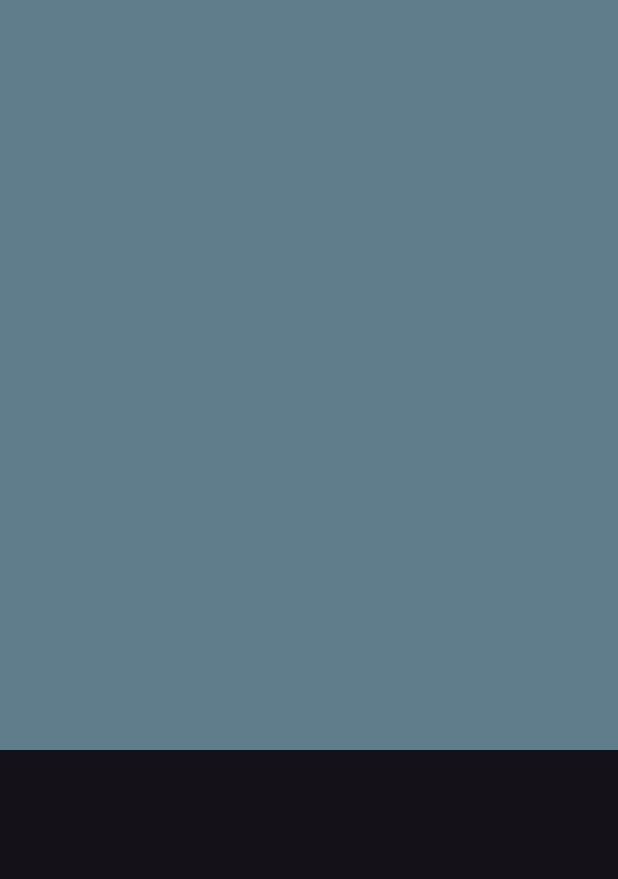
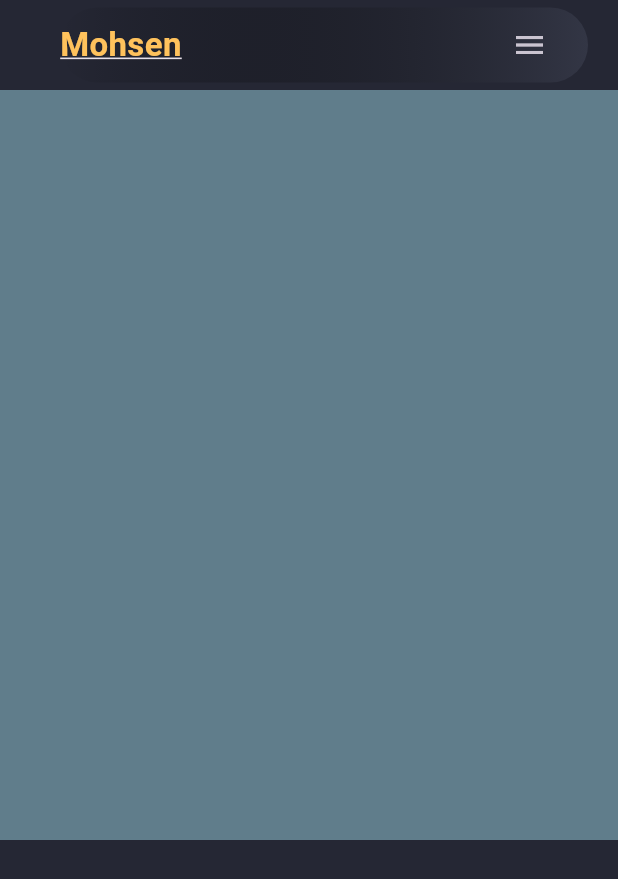
Before and after one commit to mohsenrahmdeli/Flutter-Site, a Flutter app: the screen it shows after launch, on a phone screen of 412 x 824 dp. Shown: the top 879 px of the screen. Run offline on Flutter 3.47's test engine with Material 3 defaults, Android fonts, the phone set to English and light mode, and no system bars.

Commit message:
Create custom widgets

```diff
--- /dev/null
+++ b/lib/constans/color.dart
@@ -0,0 +1,13 @@
+import 'dart:ui';
+
+class CustomColor {
+  static const Color scaffoldBg = Color(0XFF252734);
+  static const Color bgLight1 = Color(0XFF333645);
+  static const Color bgLight2 = Color(0XFF424657);
+  static const Color textFieldBg = Color(0XFFC8C9CE);
+  static const Color hintDark = Color(0XFF666874);
+  static const Color yellowSecondary = Color(0XFFFFC25C);
+  static const Color yellowPrimary = Color(0XFFFFAF29);
+  static const Color whitePrimary = Color(0XFFEAEAEB);
+  static const Color whiteSecondary = Color(0XFFC8C9CE);
+}
--- a/lib/pages/home_page.dart
+++ b/lib/pages/home_page.dart
@@ -1,25 +1,41 @@
 import 'package:flutter/material.dart';
 
+import '../constans/color.dart';
+import '../constans/nav_items.dart';
+import '../styles/style.dart';
+import '../widgets/header_desktop.dart';
+import '../widgets/header_mobile.dart';
+import '../widgets/site_logo.dart';
+
 class HomePage extends StatelessWidget {
-  const HomePage({super.key});
+  HomePage({super.key});
+  final scaffoldKey = GlobalKey<ScaffoldState>();
 
   @override
   Widget build(BuildContext context) {
     return Scaffold(
+      key: scaffoldKey,
+      backgroundColor: CustomColor.scaffoldBg,
+      endDrawer: Drawer(
+        backgroundColor: CustomColor.scaffoldBg,
+        child: ListView(
+          children: [
+
+          ],
+        ),
+      ),
       body: ListView(
         scrollDirection: Axis.vertical,
         children: [
           //Main
-          Container(
-            height: 500,
-            width: double.maxFinite,
-            color: Colors.blueGrey,
+          //HeaderDesktop(),
+          HeaderMobile(
+            onLogoTap: () {},
+            onMenuTap: () {
+              scaffoldKey.currentState!.openEndDrawer();
+            },
           ),
           //Skill
-          Container(
-            height: 500,
-            width: double.maxFinite,
-          ),
           Container(
             height: 500,
             width: double.maxFinite,
@@ -34,6 +50,10 @@ class HomePage extends StatelessWidget {
             width: double.maxFinite,
             color: Colors.blueGrey,
           ),
+          Container(
+            height: 500,
+            width: double.maxFinite,
+          ),
         ],
       ),
     );
--- /dev/null
+++ b/lib/styles/style.dart
@@ -0,0 +1,14 @@
+import 'package:flutter/material.dart';
+import '../constans/color.dart';
+
+BoxDecoration kHeaderDecoration = BoxDecoration(
+  gradient: LinearGradient(
+    colors: [
+      Colors.transparent,
+      CustomColor.bgLight1,
+    ],
+  ),
+  borderRadius: BorderRadius.circular(
+    100,
+  ),
+);
--- /dev/null
+++ b/lib/widgets/header_mobile.dart
@@ -0,0 +1,34 @@
+import 'package:flutter/material.dart';
+import '../styles/style.dart';
+import 'site_logo.dart';
+
+class HeaderMobile extends StatelessWidget {
+  const HeaderMobile({super.key, this.onLogoTap, this.onMenuTap});
+  final VoidCallback? onLogoTap;
+  final VoidCallback? onMenuTap;
+  @override
+  Widget build(BuildContext context) {
+    return Container(
+      height: 50.0,
+      margin: EdgeInsets.fromLTRB(40, 5, 20, 5),
+      decoration: kHeaderDecoration,
+      child: Row(
+        children: [
+          SiteLogo(
+            onTap: onLogoTap,
+          ),
+          Spacer(),
+          IconButton(
+            onPressed: onMenuTap,
+            icon: Icon(
+              Icons.menu,
+            ),
+          ),
+          SizedBox(
+            width: 15.0,
+          ),
+        ],
+      ),
+    );
+  }
+}
--- /dev/null
+++ b/lib/widgets/site_logo.dart
@@ -0,0 +1,23 @@
+import 'package:flutter/material.dart';
+import '../constans/color.dart';
+
+class SiteLogo extends StatelessWidget {
+  final VoidCallback? onTap;
+  const SiteLogo({super.key, this.onTap});
+
+  @override
+  Widget build(BuildContext context) {
+    return GestureDetector(
+      onTap: onTap,
+      child: Text(
+        'Mohsen',
+        style: TextStyle(
+          fontSize: 22.0,
+          fontWeight: FontWeight.bold,
+          decoration: TextDecoration.underline,
+          color: CustomColor.yellowSecondary,
+        ),
+      ),
+    );
+  }
+}
```
Also changed, not shown: lib/constans/nav_items.dart (added, +17 -0 lines), lib/widgets/header_desktop.dart (added, +47 -0 lines).
